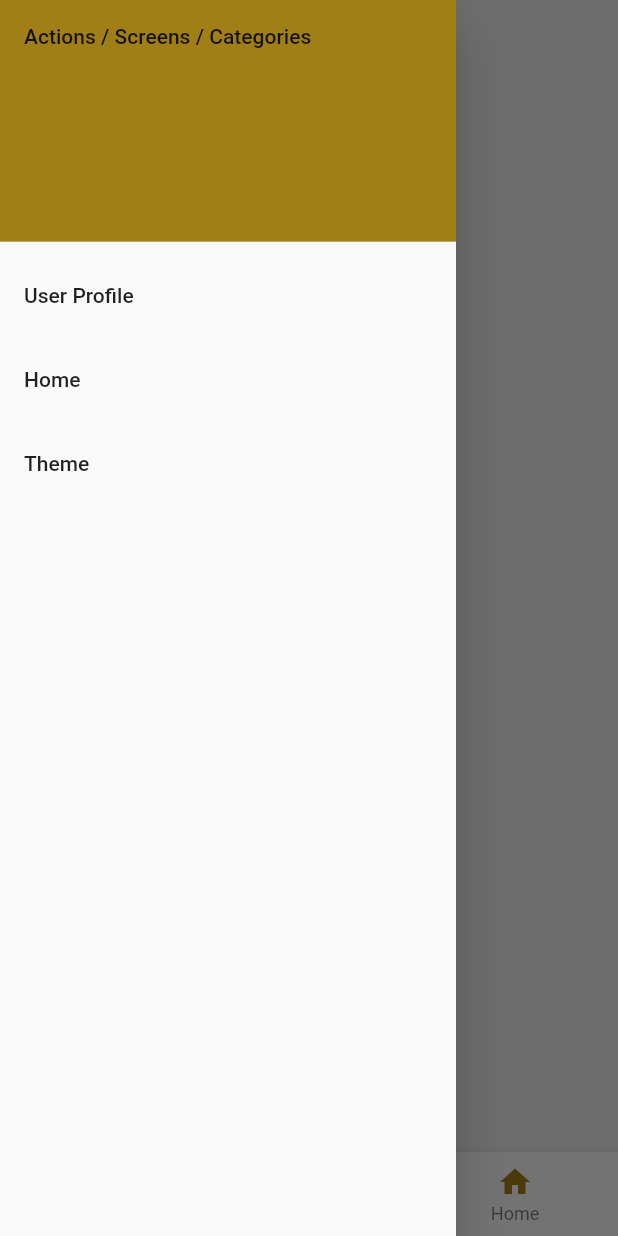
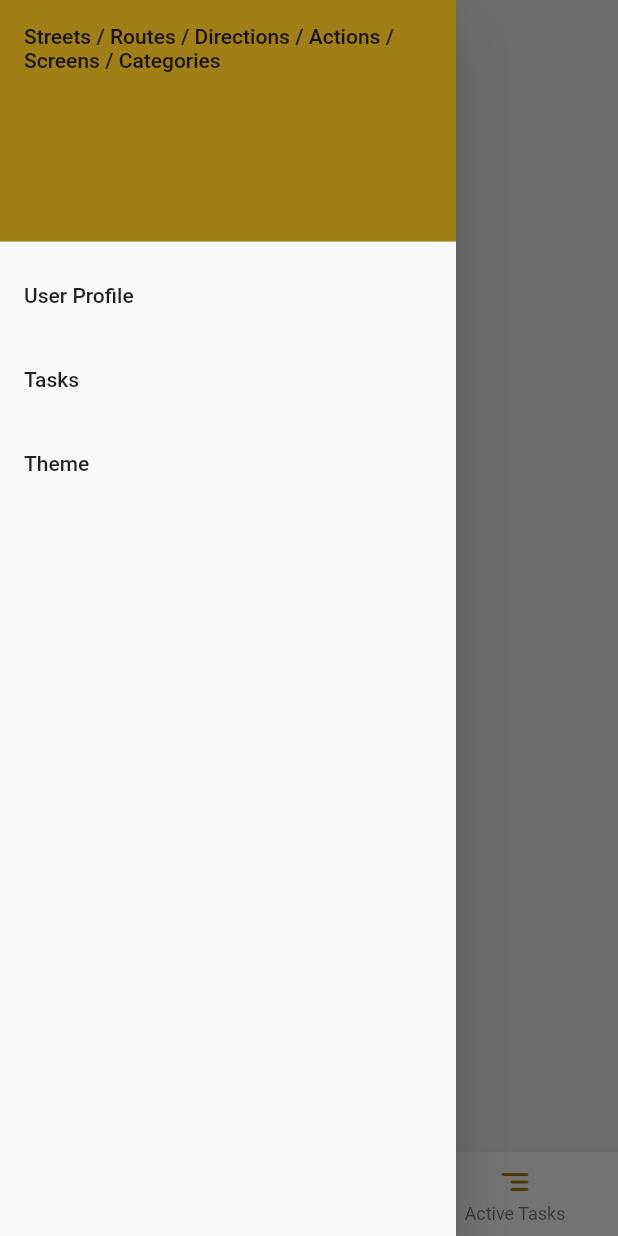
Before and after one commit to Edi013/RemindMe, a Flutter app: the PortraitScaffold screen opened directly with empty values, with the side drawer open, on a phone screen of 412 x 824 dp. Run offline on Flutter 3.47's test engine with Material 3 defaults, Android fonts, the light colour scheme and no system bars; our stand-ins replace dio, get_it, shared_preferences, sidebarx; missing offline and left inert: jwt_decode_full; accounts and stored records are empty; network calls fail.

Commit message:
Renaming labels and swaping icons

```diff
--- a/remind_me_fe/lib/core/bar/presentation/screen_by_orientation.dart
+++ b/remind_me_fe/lib/core/bar/presentation/screen_by_orientation.dart
@@ -87,22 +87,22 @@ class ExampleSidebarX extends StatelessWidget {
       },
       items: [
         SidebarXItem(
-          icon: Icons.home,
-          label: 'Home',
+          icon: Icons.segment_rounded,
+          label: 'Active Tasks',
           onTap: () {
             Navigator.pushNamed(context, Routes.homeRoute);
           },
         ),
         SidebarXItem(
           icon: Icons.business,
-          label: 'View todos',
+          label: 'All Tasks',
           onTap: () {
             Navigator.pushNamed(context, Routes.todoListRoute);
           },
         ),
         SidebarXItem(
           icon: Icons.add,
-          label: 'New todo',
+          label: 'New Task',
           onTap: () {
             Navigator.pushNamed(context, Routes.todoAddRoute);
           },
@@ -164,23 +164,24 @@ class BottomBar extends StatelessWidget {
             Icons.list,
             color: theme.colorScheme.secondary,
           ),
-          label: 'Todos',
+          label: 'All Tasks',
         ),
         BottomNavigationBarItem(
           icon: Icon(
             Icons.add,
             color: theme.colorScheme.secondary,
           ),
-          label: 'Hello ${sl<CurrentUser>().nickname}',
+          label: 'G\'day ${sl<CurrentUser>().nickname ?? "User"}',
         ),
         BottomNavigationBarItem(
           icon: Icon(
-            Icons.home,
+            Icons.segment_rounded,
             color: theme.colorScheme.secondary,
           ),
-          label: 'Home',
+          label: 'Active Tasks',
         ),
       ],
+      currentIndex: 1,
       onTap: (int index) {
         if (index == 0) {
           Navigator.pushNamed(context, Routes.todoListRoute);
@@ -225,7 +226,8 @@ class RoutesDrawer extends StatelessWidget {
             decoration: BoxDecoration(
               color: theme.colorScheme.secondary,
             ),
-            child: const Text('Actions / Screens / Categories'),
+            child: const Text(
+                'Streets / Routes / Directions / Actions / Screens / Categories'),
           ),
           ListTile(
             title: const Text('User Profile'),
@@ -234,7 +236,7 @@ class RoutesDrawer extends StatelessWidget {
             },
           ),
           ListTile(
-            title: const Text('Home'),
+            title: const Text('Tasks'),
             onTap: () {
               Navigator.pushNamed(context, Routes.homeRoute);
             },
--- a/remind_me_fe/lib/core/home/home_screen.dart
+++ b/remind_me_fe/lib/core/home/home_screen.dart
@@ -32,7 +32,6 @@ class HomeScreenContent extends StatelessWidget {
         } else {
           return Row(
             children: [
-              Text("Hello ${sl<CurrentUser>().nickname}"),
               Flexible(
                 child: RefreshIndicator(
                   onRefresh: () async {
```
